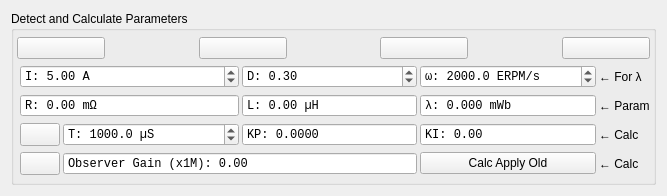
First picture: the form in widgets/detectfoc.ui, repository vedderb/vesc_tool, before the edit.
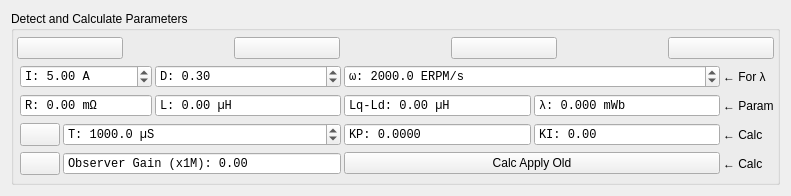
Second picture: the form after the edit. Icons and pictures are not drawn.

Commit message: Added ld_lq_diff to inductance measurement ui

Patch:
```diff
--- a/widgets/detectfoc.ui
+++ b/widgets/detectfoc.ui
@@ -6,7 +6,7 @@
    <rect>
     <x>0</x>
     <y>0</y>
-    <width>667</width>
+    <width>791</width>
     <height>196</height>
    </rect>
   </property>
@@ -19,7 +19,7 @@
      <property name="title">
       <string>Detect and Calculate Parameters</string>
      </property>
-     <layout class="QGridLayout" name="gridLayout" columnstretch="0,0,0,0,0,0">
+     <layout class="QGridLayout" name="gridLayout" columnstretch="0,0,0,0,0,0,0">
       <property name="leftMargin">
        <number>3</number>
       </property>
@@ -35,20 +35,129 @@
       <property name="spacing">
        <number>3</number>
       </property>
-      <item row="3" column="5">
-       <widget class="QLabel" name="label_3">
-        <property name="text">
-         <string>← Calc</string>
-        </property>
-       </widget>
-      </item>
-      <item row="4" column="5">
+      <item row="4" column="6">
        <widget class="QLabel" name="label_4">
         <property name="text">
          <string>← Calc</string>
         </property>
        </widget>
       </item>
+      <item row="2" column="1" colspan="2">
+       <widget class="QDoubleSpinBox" name="resistanceBox">
+        <property name="sizePolicy">
+         <sizepolicy hsizetype="MinimumExpanding" vsizetype="Fixed">
+          <horstretch>0</horstretch>
+          <verstretch>0</verstretch>
+         </sizepolicy>
+        </property>
+        <property name="font">
+         <font>
+          <family>Monospace</family>
+         </font>
+        </property>
+        <property name="toolTip">
+         <string>Motor resistance</string>
+        </property>
+        <property name="readOnly">
+         <bool>true</bool>
+        </property>
+        <property name="buttonSymbols">
+         <enum>QAbstractSpinBox::NoButtons</enum>
+        </property>
+        <property name="prefix">
+         <string>R: </string>
+        </property>
+        <property name="suffix">
+         <string> mΩ</string>
+        </property>
+        <property name="decimals">
+         <number>2</number>
+        </property>
+        <property name="maximum">
+         <double>100000.000000000000000</double>
+        </property>
+        <property name="singleStep">
+         <double>0.001000000000000</double>
+        </property>
+       </widget>
+      </item>
+      <item row="3" column="6">
+       <widget class="QLabel" name="label_3">
+        <property name="text">
+         <string>← Calc</string>
+        </property>
+       </widget>
+      </item>
+      <item row="4" column="2" colspan="2">
+       <widget class="QDoubleSpinBox" name="obsGainBox">
+        <property name="font">
+         <font>
+          <family>Monospace</family>
+         </font>
+        </property>
+        <property name="toolTip">
+         <string>Observer gain</string>
+        </property>
+        <property name="readOnly">
+         <bool>true</bool>
+        </property>
+        <property name="buttonSymbols">
+         <enum>QAbstractSpinBox::NoButtons</enum>
+        </property>
+        <property name="prefix">
+         <string>Observer Gain (x1M): </string>
+        </property>
+        <property name="suffix">
+         <string/>
+        </property>
+        <property name="maximum">
+         <double>10000.000000000000000</double>
+        </property>
+       </widget>
+      </item>
+      <item row="2" column="6">
+       <widget class="QLabel" name="label">
+        <property name="text">
+         <string>← Param</string>
+        </property>
+       </widget>
+      </item>
+      <item row="2" column="3">
+       <widget class="QDoubleSpinBox" name="inductanceBox">
+        <property name="sizePolicy">
+         <sizepolicy hsizetype="MinimumExpanding" vsizetype="Fixed">
+          <horstretch>0</horstretch>
+          <verstretch>0</verstretch>
+         </sizepolicy>
+        </property>
+        <property name="font">
+         <font>
+          <family>Monospace</family>
+         </font>
+        </property>
+        <property name="toolTip">
+         <string>Motor inductance</string>
+        </property>
+        <property name="wrapping">
+         <bool>false</bool>
+        </property>
+        <property name="readOnly">
+         <bool>true</bool>
+        </property>
+        <property name="buttonSymbols">
+         <enum>QAbstractSpinBox::NoButtons</enum>
+        </property>
+        <property name="prefix">
+         <string>L: </string>
+        </property>
+        <property name="suffix">
+         <string> µH</string>
+        </property>
+        <property name="maximum">
+         <double>100000.000000000000000</double>
+        </property>
+       </widget>
+      </item>
       <item row="1" column="1" colspan="2">
        <widget class="QDoubleSpinBox" name="currentBox">
         <property name="font">
@@ -73,179 +182,54 @@
         </property>
        </widget>
       </item>
-      <item row="1" column="3">
-       <widget class="QDoubleSpinBox" name="dutyBox">
-        <property name="font">
-         <font>
-          <family>Monospace</family>
-         </font>
+      <item row="4" column="1">
+       <widget class="QPushButton" name="calcGainButton">
+        <property name="sizePolicy">
+         <sizepolicy hsizetype="Fixed" vsizetype="Minimum">
+          <horstretch>0</horstretch>
+          <verstretch>0</verstretch>
+         </sizepolicy>
         </property>
         <property name="toolTip">
-         <string>Duty cycle to sample at</string>
+         <string>Calculate Observer Gain (requires λ)</string>
         </property>
-        <property name="prefix">
-         <string>D: </string>
-        </property>
-        <property name="suffix">
+        <property name="text">
          <string/>
         </property>
-        <property name="maximum">
-         <double>1.000000000000000</double>
+        <property name="icon">
+         <iconset resource="../res.qrc">
+          <normaloff>:/res/icons/Calculator-96.png</normaloff>:/res/icons/Calculator-96.png</iconset>
         </property>
-        <property name="singleStep">
-         <double>0.050000000000000</double>
-        </property>
-        <property name="value">
-         <double>0.300000000000000</double>
-        </property>
        </widget>
       </item>
-      <item row="1" column="4">
-       <widget class="QDoubleSpinBox" name="erpmBox">
-        <property name="font">
-         <font>
-          <family>Monospace</family>
-         </font>
+      <item row="3" column="1">
+       <widget class="QPushButton" name="calcKpKiButton">
+        <property name="sizePolicy">
+         <sizepolicy hsizetype="Fixed" vsizetype="Minimum">
+          <horstretch>0</horstretch>
+          <verstretch>0</verstretch>
+         </sizepolicy>
         </property>
         <property name="toolTip">
-         <string>&lt;html&gt;&lt;head/&gt;&lt;body&gt;&lt;p&gt;ERPM/sec to ramp up the motor in openloop mode with.&lt;/p&gt;&lt;/body&gt;&lt;/html&gt;</string>
+         <string>Calculate KP and KI (requires R and L)</string>
         </property>
-        <property name="prefix">
-         <string>ω: </string>
+        <property name="text">
+         <string/>
         </property>
-        <property name="suffix">
-         <string> ERPM/s</string>
+        <property name="icon">
+         <iconset resource="../res.qrc">
+          <normaloff>:/res/icons/Calculator-96.png</normaloff>:/res/icons/Calculator-96.png</iconset>
         </property>
-        <property name="decimals">
-         <number>1</number>
-        </property>
-        <property name="maximum">
-         <double>100000.000000000000000</double>
-        </property>
-        <property name="singleStep">
-         <double>10.000000000000000</double>
-        </property>
-        <property name="value">
-         <double>2000.000000000000000</double>
-        </property>
        </widget>
       </item>
-      <item row="1" column="5">
+      <item row="1" column="6">
        <widget class="QLabel" name="label_2">
         <property name="text">
          <string>← For λ</string>
         </property>
        </widget>
       </item>
-      <item row="3" column="2">
-       <widget class="QDoubleSpinBox" name="tcBox">
-        <property name="sizePolicy">
-         <sizepolicy hsizetype="MinimumExpanding" vsizetype="Fixed">
-          <horstretch>0</horstretch>
-          <verstretch>0</verstretch>
-         </sizepolicy>
-        </property>
-        <property name="font">
-         <font>
-          <family>Monospace</family>
-         </font>
-        </property>
-        <property name="toolTip">
-         <string>Time constant for calculating KP and KI</string>
-        </property>
-        <property name="prefix">
-         <string>T: </string>
-        </property>
-        <property name="suffix">
-         <string> µS</string>
-        </property>
-        <property name="decimals">
-         <number>1</number>
-        </property>
-        <property name="maximum">
-         <double>100000.000000000000000</double>
-        </property>
-        <property name="singleStep">
-         <double>100.000000000000000</double>
-        </property>
-        <property name="value">
-         <double>1000.000000000000000</double>
-        </property>
-       </widget>
-      </item>
-      <item row="3" column="3">
-       <widget class="QDoubleSpinBox" name="kpBox">
-        <property name="font">
-         <font>
-          <family>Monospace</family>
-         </font>
-        </property>
-        <property name="toolTip">
-         <string>Current control KP</string>
-        </property>
-        <property name="readOnly">
-         <bool>true</bool>
-        </property>
-        <property name="buttonSymbols">
-         <enum>QAbstractSpinBox::NoButtons</enum>
-        </property>
-        <property name="prefix">
-         <string>KP: </string>
-        </property>
-        <property name="suffix">
-         <string/>
-        </property>
-        <property name="decimals">
-         <number>4</number>
-        </property>
-        <property name="maximum">
-         <double>1000.000000000000000</double>
-        </property>
-        <property name="singleStep">
-         <double>0.010000000000000</double>
-        </property>
-        <property name="value">
-         <double>0.000000000000000</double>
-        </property>
-       </widget>
-      </item>
-      <item row="3" column="4">
-       <widget class="QDoubleSpinBox" name="kiBox">
-        <property name="font">
-         <font>
-          <family>Monospace</family>
-         </font>
-        </property>
-        <property name="toolTip">
-         <string>Current control KI</string>
-        </property>
-        <property name="readOnly">
-         <bool>true</bool>
-        </property>
-        <property name="buttonSymbols">
-         <enum>QAbstractSpinBox::NoButtons</enum>
-        </property>
-        <property name="prefix">
-         <string>KI: </string>
-        </property>
-        <property name="suffix">
-         <string/>
-        </property>
-        <property name="decimals">
-         <number>2</number>
-        </property>
-        <property name="maximum">
-         <double>100000.000000000000000</double>
-        </property>
-        <property name="singleStep">
-         <double>1.000000000000000</double>
-        </property>
-        <property name="value">
-         <double>0.000000000000000</double>
-        </property>
-       </widget>
-      </item>
-      <item row="2" column="4">
+      <item row="2" column="5">
        <widget class="QDoubleSpinBox" name="lambdaBox">
         <property name="sizePolicy">
          <sizepolicy hsizetype="MinimumExpanding" vsizetype="Fixed">
@@ -284,14 +268,7 @@
         </property>
        </widget>
       </item>
-      <item row="2" column="5">
-       <widget class="QLabel" name="label">
-        <property name="text">
-         <string>← Param</string>
-        </property>
-       </widget>
-      </item>
-      <item row="0" column="0" colspan="6">
+      <item row="0" column="0" colspan="7">
        <layout class="QHBoxLayout" name="horizontalLayout">
         <item>
          <widget class="QPushButton" name="helpButton">
@@ -456,8 +433,35 @@
         </item>
        </layout>
       </item>
-      <item row="2" column="3">
-       <widget class="QDoubleSpinBox" name="inductanceBox">
+      <item row="1" column="3">
+       <widget class="QDoubleSpinBox" name="dutyBox">
+        <property name="font">
+         <font>
+          <family>Monospace</family>
+         </font>
+        </property>
+        <property name="toolTip">
+         <string>Duty cycle to sample at</string>
+        </property>
+        <property name="prefix">
+         <string>D: </string>
+        </property>
+        <property name="suffix">
+         <string/>
+        </property>
+        <property name="maximum">
+         <double>1.000000000000000</double>
+        </property>
+        <property name="singleStep">
+         <double>0.050000000000000</double>
+        </property>
+        <property name="value">
+         <double>0.300000000000000</double>
+        </property>
+       </widget>
+      </item>
+      <item row="2" column="4">
+       <widget class="QDoubleSpinBox" name="inductanceDiffBox">
         <property name="sizePolicy">
          <sizepolicy hsizetype="MinimumExpanding" vsizetype="Fixed">
           <horstretch>0</horstretch>
@@ -469,12 +473,6 @@
           <family>Monospace</family>
          </font>
         </property>
-        <property name="toolTip">
-         <string>Motor inductance</string>
-        </property>
-        <property name="wrapping">
-         <bool>false</bool>
-        </property>
         <property name="readOnly">
          <bool>true</bool>
         </property>
@@ -482,123 +480,47 @@
          <enum>QAbstractSpinBox::NoButtons</enum>
         </property>
         <property name="prefix">
-         <string>L: </string>
+         <string>Lq-Ld: </string>
         </property>
         <property name="suffix">
          <string> µH</string>
         </property>
         <property name="maximum">
-         <double>100000.000000000000000</double>
+         <double>999999.000000000000000</double>
         </property>
        </widget>
       </item>
-      <item row="2" column="1" colspan="2">
-       <widget class="QDoubleSpinBox" name="resistanceBox">
-        <property name="sizePolicy">
-         <sizepolicy hsizetype="MinimumExpanding" vsizetype="Fixed">
-          <horstretch>0</horstretch>
-          <verstretch>0</verstretch>
-         </sizepolicy>
-        </property>
+      <item row="1" column="4" colspan="2">
+       <widget class="QDoubleSpinBox" name="erpmBox">
         <property name="font">
          <font>
           <family>Monospace</family>
          </font>
         </property>
         <property name="toolTip">
-         <string>Motor resistance</string>
-        </property>
-        <property name="readOnly">
-         <bool>true</bool>
-        </property>
-        <property name="buttonSymbols">
-         <enum>QAbstractSpinBox::NoButtons</enum>
+         <string>&lt;html&gt;&lt;head/&gt;&lt;body&gt;&lt;p&gt;ERPM/sec to ramp up the motor in openloop mode with.&lt;/p&gt;&lt;/body&gt;&lt;/html&gt;</string>
         </property>
         <property name="prefix">
-         <string>R: </string>
+         <string>ω: </string>
         </property>
         <property name="suffix">
-         <string> mΩ</string>
+         <string> ERPM/s</string>
         </property>
         <property name="decimals">
-         <number>2</number>
+         <number>1</number>
         </property>
         <property name="maximum">
          <double>100000.000000000000000</double>
         </property>
         <property name="singleStep">
-         <double>0.001000000000000</double>
+         <double>10.000000000000000</double>
         </property>
-       </widget>
-      </item>
-      <item row="4" column="1">
-       <widget class="QPushButton" name="calcGainButton">
-        <property name="sizePolicy">
-         <sizepolicy hsizetype="Fixed" vsizetype="Minimum">
-          <horstretch>0</horstretch>
-          <verstretch>0</verstretch>
-         </sizepolicy>
+        <property name="value">
+         <double>2000.000000000000000</double>
         </property>
-        <property name="toolTip">
-         <string>Calculate Observer Gain (requires λ)</string>
-        </property>
-        <property name="text">
-         <string/>
-        </property>
-        <property name="icon">
-         <iconset resource="../res.qrc">
-          <normaloff>:/res/icons/Calculator-96.png</normaloff>:/res/icons/Calculator-96.png</iconset>
-        </property>
        </widget>
       </item>
-      <item row="3" column="1">
-       <widget class="QPushButton" name="calcKpKiButton">
-        <property name="sizePolicy">
-         <sizepolicy hsizetype="Fixed" vsizetype="Minimum">
-          <horstretch>0</horstretch>
-          <verstretch>0</verstretch>
-         </sizepolicy>
-        </property>
-        <property name="toolTip">
-         <string>Calculate KP and KI (requires R and L)</string>
-        </property>
-        <property name="text">
-         <string/>
-        </property>
-        <property name="icon">
-         <iconset resource="../res.qrc">
-          <normaloff>:/res/icons/Calculator-96.png</normaloff>:/res/icons/Calculator-96.png</iconset>
-        </property>
-       </widget>
-      </item>
-      <item row="4" column="2" colspan="2">
-       <widget class="QDoubleSpinBox" name="obsGainBox">
-        <property name="font">
-         <font>
-          <family>Monospace</family>
-         </font>
-        </property>
-        <property name="toolTip">
-         <string>Observer gain</string>
-        </property>
-        <property name="readOnly">
-         <bool>true</bool>
-        </property>
-        <property name="buttonSymbols">
-         <enum>QAbstractSpinBox::NoButtons</enum>
-        </property>
-        <property name="prefix">
-         <string>Observer Gain (x1M): </string>
-        </property>
-        <property name="suffix">
-         <string/>
-        </property>
-        <property name="maximum">
-         <double>10000.000000000000000</double>
-        </property>
-       </widget>
-      </item>
-      <item row="4" column="4">
+      <item row="4" column="4" colspan="2">
        <widget class="QPushButton" name="calcApplyLocalButton">
         <property name="toolTip">
          <string>Calculate KP, KI and Observer Gain from the entered settings and the time constant, and apply them.</string>
@@ -612,6 +534,114 @@
         </property>
        </widget>
       </item>
+      <item row="3" column="5">
+       <widget class="QDoubleSpinBox" name="kiBox">
+        <property name="font">
+         <font>
+          <family>Monospace</family>
+         </font>
+        </property>
+        <property name="toolTip">
+         <string>Current control KI</string>
+        </property>
+        <property name="readOnly">
+         <bool>true</bool>
+        </property>
+        <property name="buttonSymbols">
+         <enum>QAbstractSpinBox::NoButtons</enum>
+        </property>
+        <property name="prefix">
+         <string>KI: </string>
+        </property>
+        <property name="suffix">
+         <string/>
+        </property>
+        <property name="decimals">
+         <number>2</number>
+        </property>
+        <property name="maximum">
+         <double>100000.000000000000000</double>
+        </property>
+        <property name="singleStep">
+         <double>1.000000000000000</double>
+        </property>
+        <property name="value">
+         <double>0.000000000000000</double>
+        </property>
+       </widget>
+      </item>
+      <item row="3" column="4">
+       <widget class="QDoubleSpinBox" name="kpBox">
+        <property name="font">
+         <font>
+          <family>Monospace</family>
+         </font>
+        </property>
+        <property name="toolTip">
+         <string>Current control KP</string>
+        </property>
+        <property name="readOnly">
+         <bool>true</bool>
+        </property>
+        <property name="buttonSymbols">
+         <enum>QAbstractSpinBox::NoButtons</enum>
+        </property>
+        <property name="prefix">
+         <string>KP: </string>
+        </property>
+        <property name="suffix">
+         <string/>
+        </property>
+        <property name="decimals">
+         <number>4</number>
+        </property>
+        <property name="maximum">
+         <double>1000.000000000000000</double>
+        </property>
+        <property name="singleStep">
+         <double>0.010000000000000</double>
+        </property>
+        <property name="value">
+         <double>0.000000000000000</double>
+        </property>
+       </widget>
+      </item>
+      <item row="3" column="2" colspan="2">
+       <widget class="QDoubleSpinBox" name="tcBox">
+        <property name="sizePolicy">
+         <sizepolicy hsizetype="MinimumExpanding" vsizetype="Fixed">
+          <horstretch>0</horstretch>
+          <verstretch>0</verstretch>
+         </sizepolicy>
+        </property>
+        <property name="font">
+         <font>
+          <family>Monospace</family>
+         </font>
+        </property>
+        <property name="toolTip">
+         <string>Time constant for calculating KP and KI</string>
+        </property>
+        <property name="prefix">
+         <string>T: </string>
+        </property>
+        <property name="suffix">
+         <string> µS</string>
+        </property>
+        <property name="decimals">
+         <number>1</number>
+        </property>
+        <property name="maximum">
+         <double>100000.000000000000000</double>
+        </property>
+        <property name="singleStep">
+         <double>100.000000000000000</double>
+        </property>
+        <property name="value">
+         <double>1000.000000000000000</double>
+        </property>
+       </widget>
+      </item>
      </layout>
     </widget>
    </item>
```
The commit also changes 6 other files.
